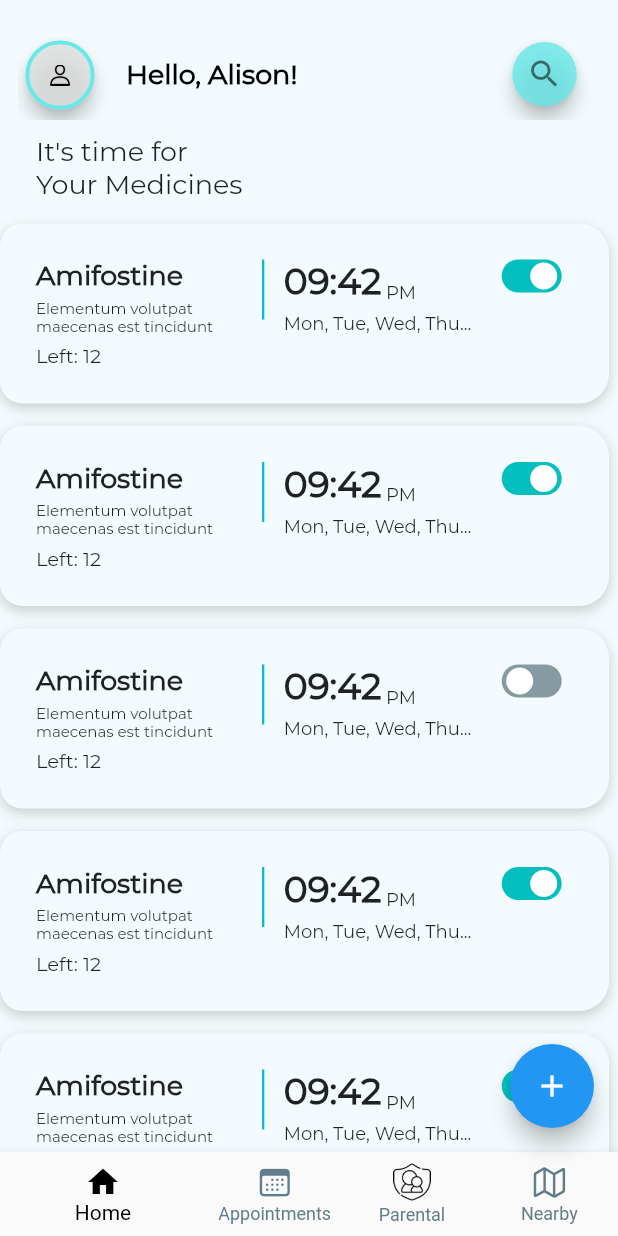
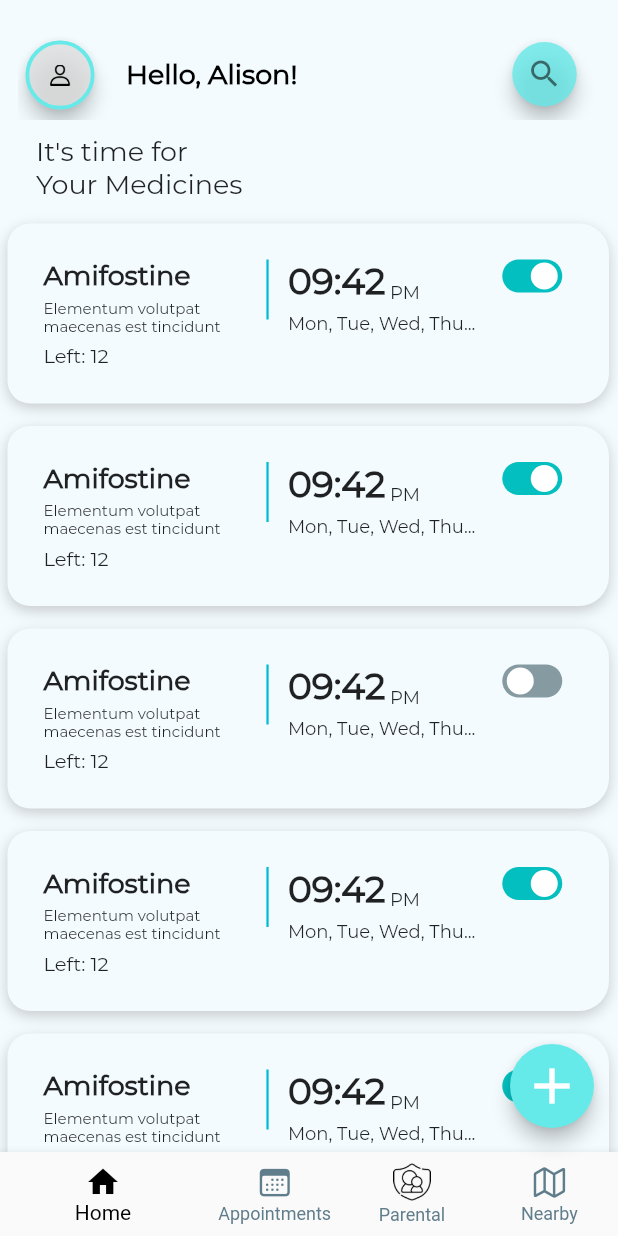
Before and after one commit to rajchordia14/Medicure, a Flutter app: the screen it shows after launch, on a phone screen of 412 x 824 dp. Run offline on Flutter 3.47's test engine with Material 2 defaults, Android fonts, the phone set to English and light mode, and no system bars; drawn by our look-alikes of flutter_switch.

Commit message:
Minute design changes

```diff
--- a/lib/Screens/home.dart
+++ b/lib/Screens/home.dart
@@ -15,8 +15,10 @@ class HomePage extends StatelessWidget {
         child: GeneralAppBar(),
         ),
       floatingActionButton: FloatingActionButton(
+        backgroundColor: Color(0xFF66E9E9),
+        elevation: 5.0,
         onPressed: (){},
-        child: Icon(Icons.add),
+        child: Icon(Icons.add, size: 40.0,),
       ),
       body: ListView(
         children: [
--- a/lib/constants.dart
+++ b/lib/constants.dart
@@ -45,7 +45,7 @@ const kIntroTextStyle = TextStyle(
 //<------Constants related to Medicine Card------>
 
 //Paddings
-const kMedCardOutsidePadding = EdgeInsets.only(right: 6.0, top: 15.0);
+const kMedCardOutsidePadding = EdgeInsets.only(right: 6.0, top: 15.0, left: 5.0);
 const kMedCardInsidePadding = EdgeInsets.symmetric(
     horizontal: 24.0, vertical: 24.0
 );
```
